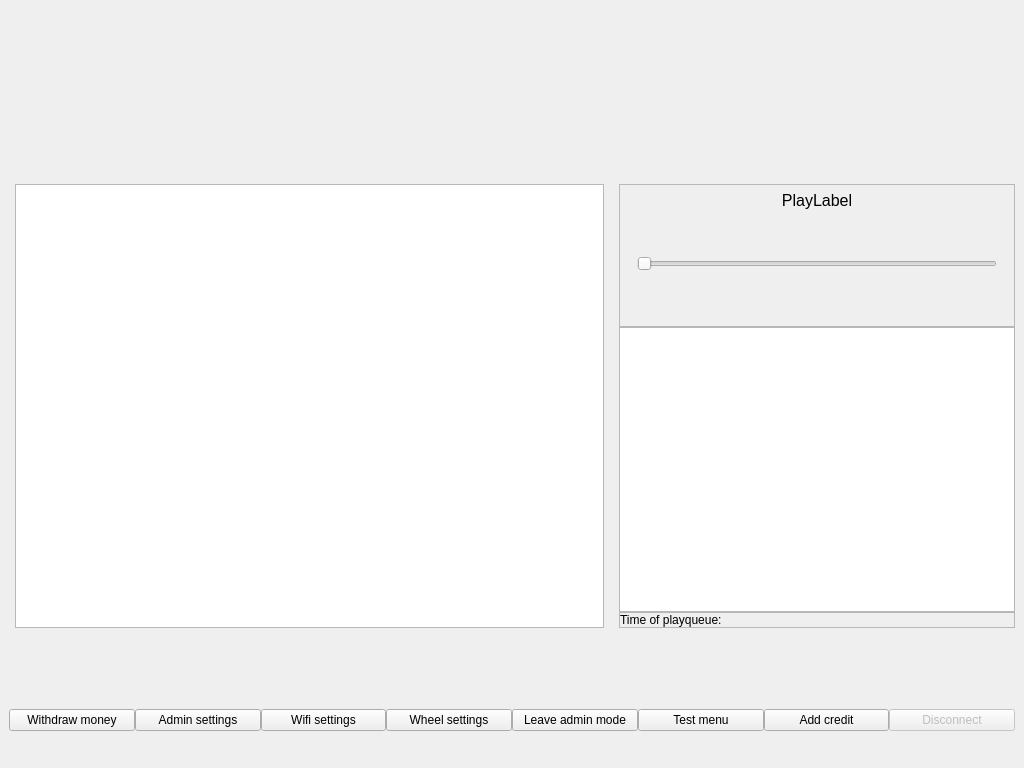
Above: blue-app/ui/ui-design/MainWindow.ui from matus-u/sz-bluetooth before the change. Below: the same form after it.
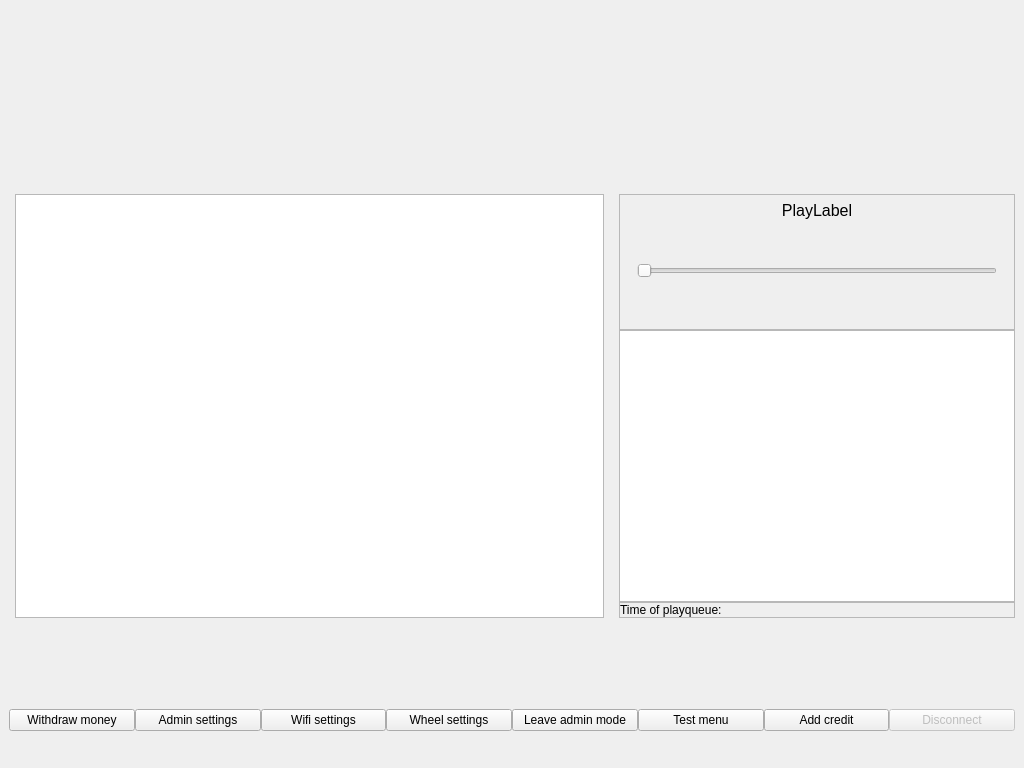
That is the form after the change.

Commit message: make music list nice

```diff
--- a/blue-app/ui/ui-design/MainWindow.ui
+++ b/blue-app/ui/ui-design/MainWindow.ui
@@ -244,6 +244,12 @@
         <property name="leftMargin">
          <number>6</number>
         </property>
+        <property name="topMargin">
+         <number>10</number>
+        </property>
+        <property name="bottomMargin">
+         <number>10</number>
+        </property>
         <item>
          <widget class="QStackedWidget" name="stackedWidget">
           <property name="currentIndex">
```
